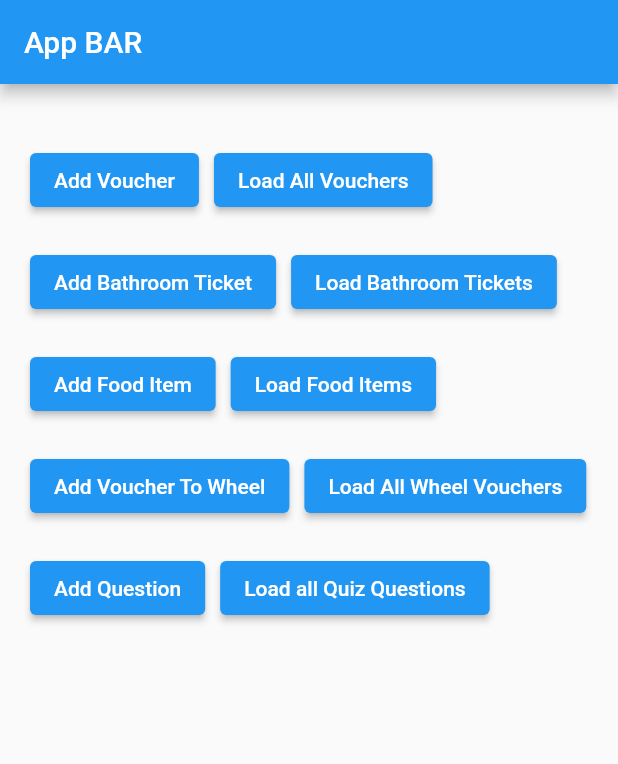
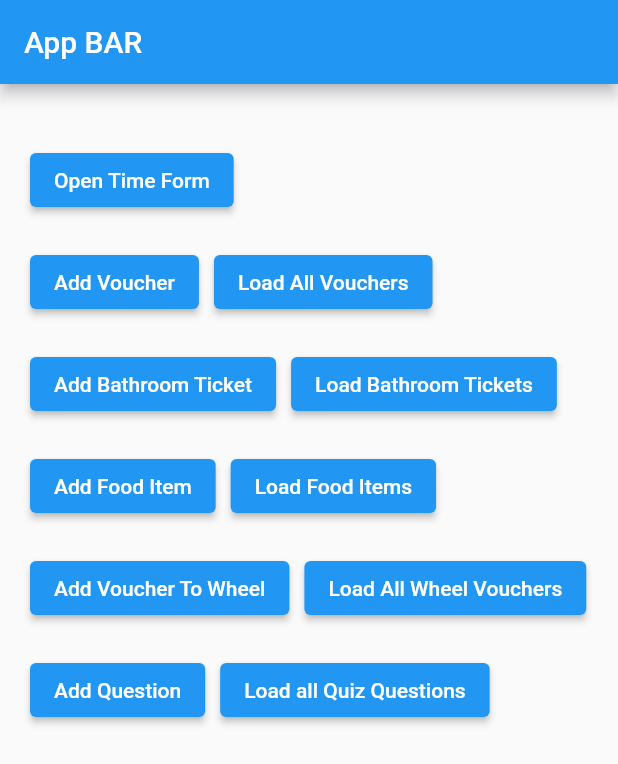
Before and after one commit to jurej1/ms_kopalisce_admin_panel, a Flutter app: the screen it shows after launch, on a phone screen of 412 x 824 dp. Shown: the top 764 px of the screen. Run offline on Flutter 3.47's test engine with Material 2 defaults, Android fonts, the phone set to English and light mode, and no system bars; our stand-ins replace bloc, cloud_firestore, equatable, firebase_core, flutter_bloc, formz and 1 more; missing offline and left inert: coupon_repository, dart:html, info_repository, price_repository, quiz_repository; accounts and stored records are empty.

Commit message:
open tim

```diff
--- a/lib/home.dart
+++ b/lib/home.dart
@@ -19,6 +19,15 @@ class Home extends StatelessWidget {
         padding: const EdgeInsets.all(20),
         child: Column(
           children: [
+            const SizedBox(height: 20),
+            Row(
+              children: [
+                ElevatedButton(
+                  onPressed: () {},
+                  child: const Text('Open Time Form'),
+                ),
+              ],
+            ),
             const SizedBox(height: 20),
             Row(
               children: [
--- a/lib/info/blocs/blocs.dart
+++ b/lib/info/blocs/blocs.dart
@@ -0,0 +1 @@
+export 'open_time/open_time_bloc.dart';
--- a/lib/info/view/view.dart
+++ b/lib/info/view/view.dart
@@ -1 +1 @@
-export 'open_time_form.dart';
+export 'open_time_view.dart';
--- a/lib/main.dart
+++ b/lib/main.dart
@@ -2,6 +2,7 @@ import 'package:coupon_repository/coupon_repository.dart';
 import 'package:firebase_core/firebase_core.dart';
 import 'package:flutter/material.dart';
 import 'package:flutter_bloc/flutter_bloc.dart';
+import 'package:info_repository/info_repository.dart';
 import 'package:ms_kopalisce_admin_panel/prices/blocs/blocs.dart';
 import 'package:ms_kopalisce_admin_panel/utilities/sobota_svica_bloc_observer.dart';
 import 'package:ms_kopalisce_admin_panel/vouchers/blocs/blocs.dart';
@@ -27,6 +28,7 @@ Future<void> main() async {
       couponRepository: CouponRepository(),
       priceRepository: PriceRepository(),
       quizRepository: QuizRepository(),
+      infoRepository: InfoRepository(),
     ),
   );
 }
@@ -37,14 +39,17 @@ class App extends StatelessWidget {
     required CouponRepository couponRepository,
     required PriceRepository priceRepository,
     required QuizRepository quizRepository,
+    required InfoRepository infoRepository,
   })  : _couponRepository = couponRepository,
         _priceRepository = priceRepository,
         _quizRepository = quizRepository,
+        _infoRepository = infoRepository,
         super(key: key);
 
   final CouponRepository _couponRepository;
   final PriceRepository _priceRepository;
   final QuizRepository _quizRepository;
+  final InfoRepository _infoRepository;
 
   @override
   Widget build(BuildContext context) {
@@ -53,6 +58,7 @@ class App extends StatelessWidget {
         RepositoryProvider.value(value: _couponRepository),
         RepositoryProvider.value(value: _priceRepository),
         RepositoryProvider.value(value: _quizRepository),
+        RepositoryProvider.value(value: _infoRepository),
       ],
       child: MultiBlocProvider(
         providers: [
```
Also changed, not shown: lib/info/blocs/open_time/open_time_bloc.dart (added, +37 -0 lines), lib/info/blocs/open_time/open_time_event.dart (added, +10 -0 lines), lib/info/blocs/open_time/open_time_state.dart (added, +21 -0 lines), lib/info/view/open_time_view.dart (added, +27 -0 lines), lib/info/view/open_time_form.dart (deleted), pubspec.lock.
